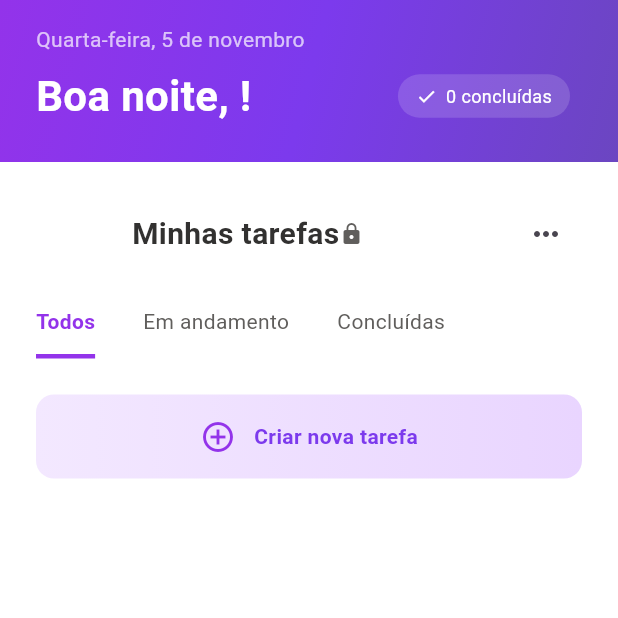
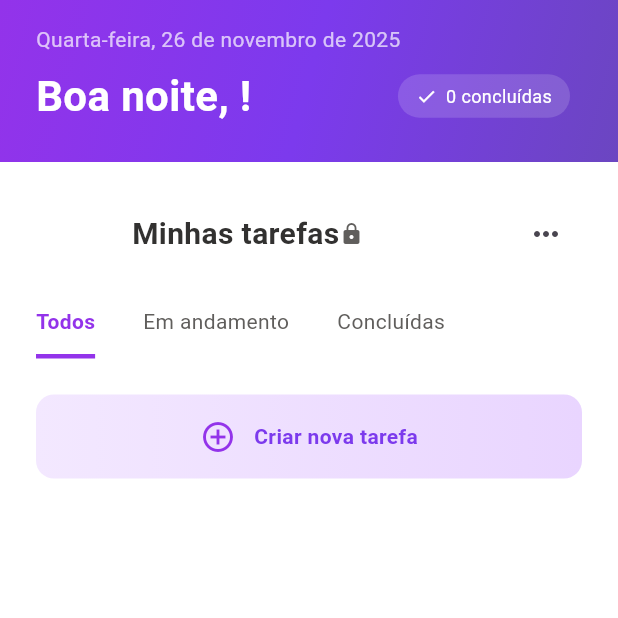
Before and after one commit to marcosjunior00/flutter_app, a Flutter app: the TodoScreen screen opened directly, on a phone screen of 412 x 824 dp, the top half of it. Run offline on Flutter 3.47's test engine with Material 3 defaults, Android fonts, the phone set to English and light mode, and no system bars; our stand-ins replace shared_preferences; accounts and stored records are empty.

```diff
--- a/flutter_application_1/lib/screens/todo.screen.dart
+++ b/flutter_application_1/lib/screens/todo.screen.dart
@@ -20,6 +20,43 @@ class _TodoScreenState extends State<TodoScreen> {
 
   List<Task> tasks = [];
   bool loading = true;
+
+  String _formatarDataAtual() {
+    final now = DateTime.now();
+    // Lista de nomes dos dias da semana (começando por segunda-feira = 1)
+    const diasSemana = [
+      'Segunda-feira',
+      'Terça-feira',
+      'Quarta-feira',
+      'Quinta-feira',
+      'Sexta-feira',
+      'Sábado',
+      'Domingo'
+    ];
+    const mesesAno = [
+      '',
+      'janeiro',
+      'fevereiro',
+      'março',
+      'abril',
+      'maio',
+      'junho',
+      'julho',
+      'agosto',
+      'setembro',
+      'outubro',
+      'novembro',
+      'dezembro'
+    ];
+
+    final nomeDia = diasSemana[now.weekday - 1];
+    final nomeMes = mesesAno[now.month];
+    final dia = now.day.toString().padLeft(2, '0');
+    final ano = now.year;
+
+    // Exemplo: "Quarta-feira, 29 de março de 2024"
+    return "$nomeDia, $dia de $nomeMes de $ano";
+  }
 
   @override
   void initState() {
@@ -132,9 +169,9 @@ class _TodoScreenState extends State<TodoScreen> {
       child: Column(
         crossAxisAlignment: CrossAxisAlignment.start,
         children: [
-          const Text(
-            "Quarta-feira, 5 de novembro",
-            style: TextStyle(color: Colors.white70),
+          Text(
+            _formatarDataAtual(),
+            style: const TextStyle(color: Colors.white70),
           ),
           const SizedBox(height: 8),
           Row(
```
